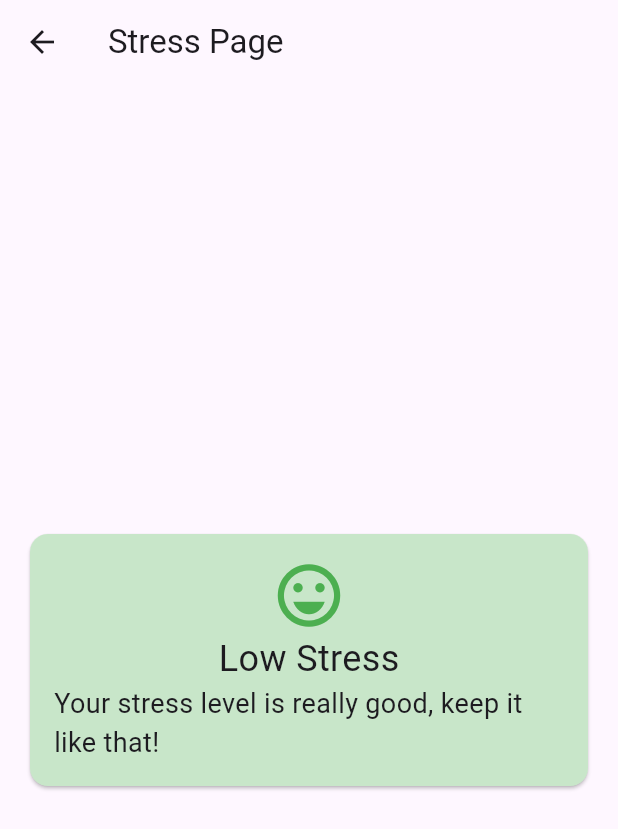
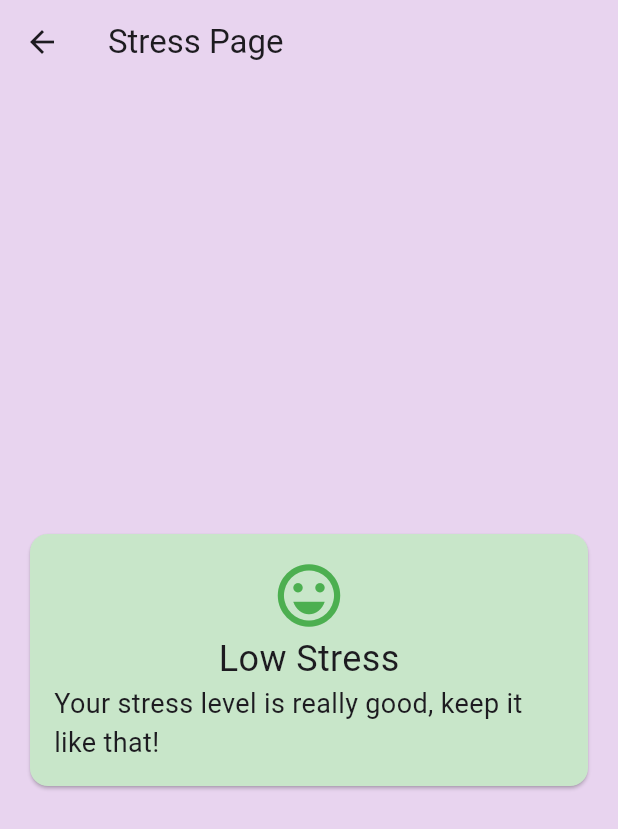
Before and after one commit to mariausy/health_app, a Flutter app: the screen it shows after launch, after a tap on "Login", after a tap on "Stress", on a phone screen of 412 x 824 dp. Shown: the top 829 px of the screen. Run offline on Flutter 3.47's test engine with Material 3 defaults, Android fonts, the phone set to English and light mode, and no system bars; our stand-ins replace jwt_decoder, shared_preferences, syncfusion_flutter_charts.

Commit message:
Quotes and text for daily goals

```diff
--- a/project_code/lib/screens/homepage.dart
+++ b/project_code/lib/screens/homepage.dart
@@ -162,6 +162,20 @@ class _HomePageState extends State<HomePage> {
                       stepData: data.stepData, sleepData: data.sleepData);
                 } //else
               }),
+              SizedBox(
+              height: 10,
+              ),
+              Consumer<DataProvider>(builder: (context, data, child) {
+                if (data.stepData.length != 0 && data.sleepData.length!=0) {
+                  int steps = 0;
+                  for(StepData sample in data.stepData){
+                      steps += sample.value;
+                  }
+                  double asleep = data.sleepData.first.minutesAsleep.toDouble()/60;
+                  return Text('Steps: $steps out of 10000\nSleep: ${asleep.toStringAsFixed(2)} out of 7 hours');
+                }
+                return const Text('');
+              }),
             ],
           ),
         ],
--- a/project_code/lib/screens/stress_page.dart
+++ b/project_code/lib/screens/stress_page.dart
@@ -79,8 +79,10 @@ class StressPage extends StatelessWidget {
     }
 
     return Scaffold(
+      backgroundColor: const Color.fromRGBO(232, 212, 239, 1),
       appBar: AppBar(
         title: Text('Stress Page'),
+        backgroundColor: const Color.fromRGBO(232, 212, 239, 1),
       ),
       body: Padding(
         padding: const EdgeInsets.all(16.0),
```
